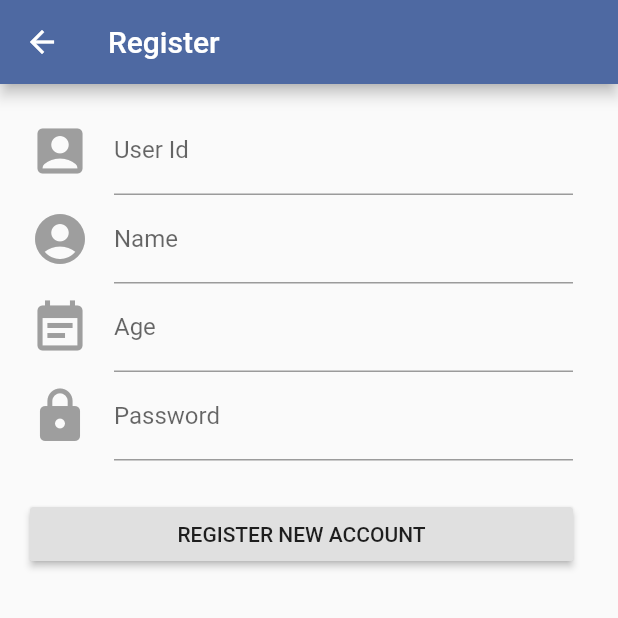
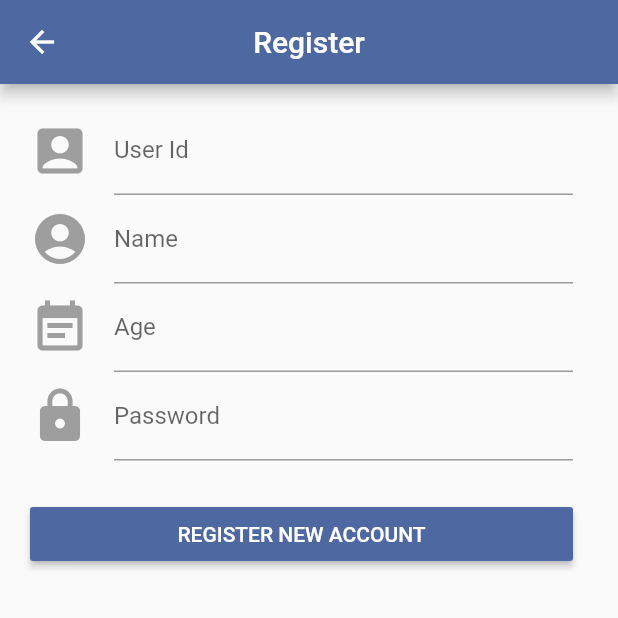
Before and after one commit to prapawity/mobilefinal2, a Flutter app: the MainPage screen opened by its route, after a tap on "SIGN OUT", after a tap on "register new user", on a phone screen of 412 x 824 dp, the top half of it. Run offline on Flutter 3.47's test engine with Material 2 defaults, Android fonts, the phone set to English and light mode, and no system bars; our stand-ins replace shared_preferences, sqflite, toast; accounts and stored records are empty; network calls fail.

```diff
--- a/mobilefinal_60070045/lib/main.dart
+++ b/mobilefinal_60070045/lib/main.dart
@@ -4,7 +4,6 @@ import 'package:mobilefinal_60070045/view/login.dart';
 import 'package:mobilefinal_60070045/view/mainpage.dart';
 import 'package:mobilefinal_60070045/view/profile_current_user.dart';
 import 'package:mobilefinal_60070045/view/register_user.dart';
-
 void main() => runApp(MyApp());
 const MaterialColor white = const MaterialColor(
   0xFF4e69a2,
--- a/mobilefinal_60070045/lib/view/login.dart
+++ b/mobilefinal_60070045/lib/view/login.dart
@@ -167,6 +167,8 @@ class LoginPageState extends State<Login> {
                 child: Text("register new user", textAlign: TextAlign.right),
               ),
               onPressed: () {
+                userid.text = '';
+                password.text = '';
                 Navigator.of(context).pushNamed('/register');
               },
               padding: EdgeInsets.only(left: 180.0),
--- a/mobilefinal_60070045/lib/view/mainpage.dart
+++ b/mobilefinal_60070045/lib/view/mainpage.dart
@@ -1,11 +1,8 @@
 import 'dart:io';
-
 import 'package:flutter/material.dart';
 import 'package:path_provider/path_provider.dart';
 import 'package:shared_preferences/shared_preferences.dart';
-
 import '../user_state_login.dart';
-
 
 SharedPreferences sharedPreferences;
 
@@ -18,6 +15,7 @@ class MainPage extends StatefulWidget {
 
 class MainPageState extends State<MainPage> {
   String data = '';
+
   Future<String> get _localPath async {
     final directory = await getApplicationDocumentsDirectory();
     // For your reference print the AppDoc directory
@@ -32,13 +30,16 @@ class MainPageState extends State<MainPage> {
   Future<String> readcontent() async {
     try {
       final file = await _localFile;
-      // Read the file
       String contents = await file.readAsString();
       this.data = contents;
-      print(data);
+      print('Data From Text File: ${data}');
+      if (data != CurrentUser_state.QUOTE) {
+        await file.writeAsString(CurrentUser_state.QUOTE);
+        String contents = await file.readAsString();
+        this.data = contents;
+      }
       return this.data;
     } catch (e) {
-      // If there is an error reading, return a default String
       return 'Error';
     }
   }
@@ -46,7 +47,6 @@ class MainPageState extends State<MainPage> {
   @override
   void setState(fn) {
     super.setState(fn);
-    readcontent();
   }
 
   @override
@@ -68,28 +68,40 @@ class MainPageState extends State<MainPage> {
             ListTile(
               title: Text('Hello ${CurrentUser_state.NAME}'),
               subtitle: Text(
-                  'this is my quote "${CurrentUser_state.QUOTE != null ? CurrentUser_state.QUOTE == '' ? 'ยังไม่มีการระบุข้อมูล' : data == '' ? CurrentUser_state.QUOTE : data : 'ยังไม่มีการระบุข้อมูล'}"'),
+                  'this is my quote "${CurrentUser_state.QUOTE != null ? CurrentUser_state.QUOTE == '' ? 'ยังไม่มีการระบุข้อมูล' : data != CurrentUser_state.QUOTE ? CurrentUser_state.QUOTE : data : 'ยังไม่มีการระบุข้อมูล'}"'),
             ),
             RaisedButton(
-              child: Text("PROFILE SETUP"),
+              color: Colors.red,
+              child: Text(
+                "PROFILE SETUP",
+                style: TextStyle(color: Colors.white),
+              ),
               onPressed: () {
                 Navigator.of(context).pushNamed('/profile');
               },
             ),
             RaisedButton(
-              child: Text("MY FRIENDS"),
+              color: Colors.white,
+              child: Text(
+                "MY FRIENDS",
+                style: TextStyle(color: Colors.blue),
+              ),
               onPressed: () {
                 // Navigator.of(context).pushReplacementNamed('/friend');
                 Navigator.of(context).pushNamed('/allfriend');
               },
             ),
             RaisedButton(
-              child: Text("SIGN OUT"),
+              color: Colors.blue,
+              child: Text(
+                "SIGN OUT",
+                style: TextStyle(color: Colors.white),
+              ),
               onPressed: () {
                 test() async {
                   sharedPreferences = await SharedPreferences.getInstance();
-                  sharedPreferences.setString('username','');
-                  sharedPreferences.setString('password','');
+                  sharedPreferences.setString('username', '');
+                  sharedPreferences.setString('password', '');
                 }
 
                 test();
--- a/mobilefinal_60070045/lib/view/profile_current_user.dart
+++ b/mobilefinal_60070045/lib/view/profile_current_user.dart
@@ -63,6 +63,7 @@ class Profile_User_State extends State<Profile_User> {
     return Scaffold(
         appBar: AppBar(
           title: Text("Profile Setup"),
+          centerTitle: true,
         ),
         body: Form(
           key: _formkey,
--- a/mobilefinal_60070045/lib/view/register_user.dart
+++ b/mobilefinal_60070045/lib/view/register_user.dart
@@ -44,6 +44,7 @@ class RegisterPageState extends State<Register>{
     return Scaffold(
       appBar: AppBar(
         title: Text("Register"),
+        centerTitle: true,
       ),
       body: Form(
         key: _formkey,
@@ -121,7 +122,8 @@ class RegisterPageState extends State<Register>{
             ),
             Padding(padding: EdgeInsets.fromLTRB(0, 15, 0, 10)),
             RaisedButton(
-              child: Text("REGISTER NEW ACCOUNT"),
+              color: Color(0xFF4e69a2),
+              child: Text("REGISTER NEW ACCOUNT",style: TextStyle(color: Colors.white),),
               onPressed: () async {
                 await user.open("user.db");
                 Future<List<User_information>> allUser = user.getAllUser();
--- a/mobilefinal_60070045/lib/view/todopage.dart
+++ b/mobilefinal_60070045/lib/view/todopage.dart
@@ -56,6 +56,7 @@ class TodoPage extends StatelessWidget {
       appBar: AppBar(
         title: Text("Todos"),
         automaticallyImplyLeading: false,
+        centerTitle: true,
       ),
       body: Container(
         child: Column(
@@ -72,7 +73,7 @@ class TodoPage extends StatelessWidget {
                 switch (snapshot.connectionState) {
                   case ConnectionState.none:
                   case ConnectionState.waiting:
-                    return new Text('loading...');
+                    return new Center(child: CircularProgressIndicator(),);
                   default:
                     if (snapshot.hasError){
                       return new Text('Error: ${snapshot.error}');
@@ -96,6 +97,7 @@ class TodoPage extends StatelessWidget {
         itemCount: values.length,
         itemBuilder: (BuildContext context, int index) {
           return new Card(
+            color: Color(0xffF1A66A),
             child: InkWell(
               child: Column(
               crossAxisAlignment: CrossAxisAlignment.start,
```
Also changed, not shown: mobilefinal_60070045/lib/view/list_friend_user.dart (+9 -2 lines).
